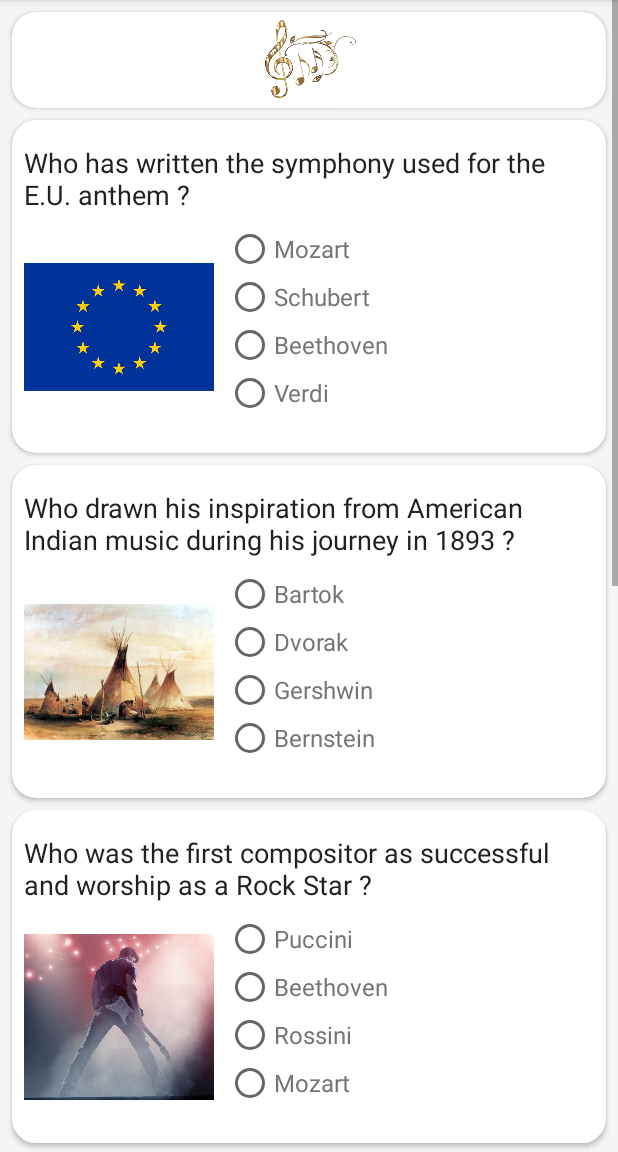
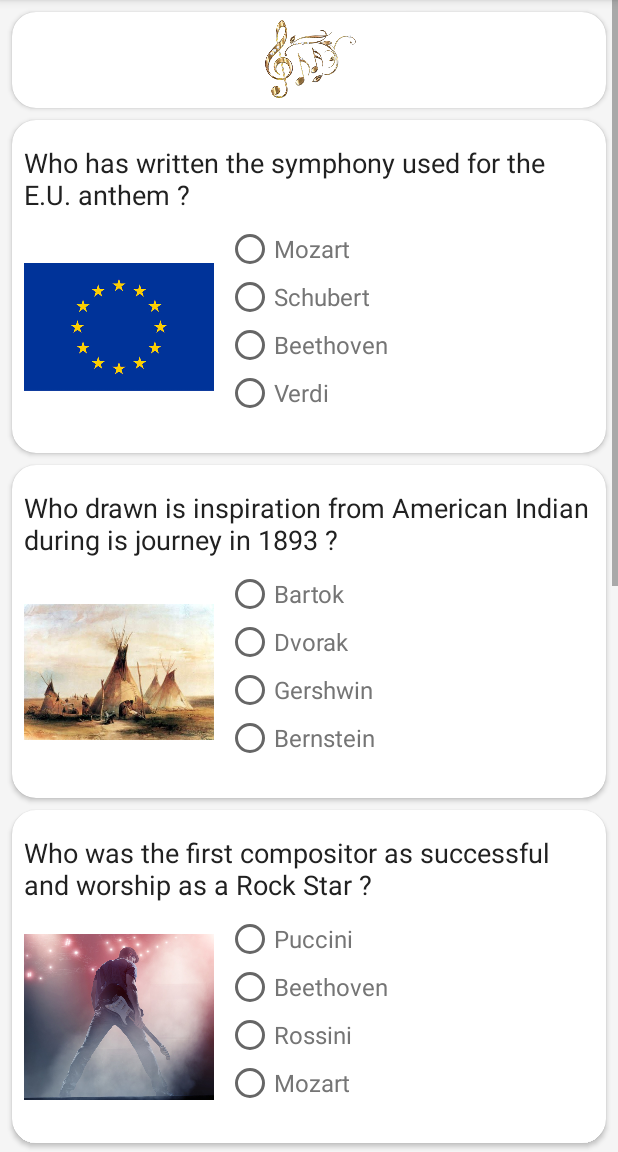
Before and after one commit to Oops109/classicalMusicQuiz, an Android app: the MainActivity screen opened directly, with no data from a screen before it, on a phone screen of 412 x 824 dp, the part 84-1236 px from its top. Run offline under Robolectric (Android 15) with nearby library versions, the phone set to English and light mode, and no system bars.

Commit message:
french translation

```diff
--- a/app/src/main/java/com/example/android/classicmusicquiz/MainActivity.java
+++ b/app/src/main/java/com/example/android/classicmusicquiz/MainActivity.java
@@ -63,11 +63,11 @@ public class MainActivity extends AppCompatActivity {
                 builder.setMessage(message);
 
 
-                // Button in AlertDialog to finish, try again or show goods answers
+                // Button in AlertDialog to finish, try again or show good answers
                 builder.setPositiveButton(R.string.finish_button_text,
                         new DialogInterface.OnClickListener() {
                             public void onClick(DialogInterface dialog, int which) {
-                                // Write your code here to execute after dialog
+                                // finish MainActivity
                                 Intent intent = new Intent();
                                 setResult(RESULT_OK, intent);
                                 finish();
@@ -84,8 +84,8 @@ public class MainActivity extends AppCompatActivity {
                 builder.setNeutralButton(R.string.try_again_button_text,
                         new DialogInterface.OnClickListener() {
                             public void onClick(DialogInterface dialog, int which) {
-                                // re start the quiz
-                                setContentView(R.layout.activity_main);
+                                // re start the quiz without cancelling answers
+                                dialog.cancel();
                             }
                         });
                 // create and show the alert dialog
@@ -197,5 +197,6 @@ public class MainActivity extends AppCompatActivity {
         questionThreeCorrectAnswer.setTextColor(getResources().getColor(R.color.correctAnswers));
         questionFourCorrectAnswer.setTextColor(getResources().getColor(R.color.correctAnswers));
         questionFiveCorrectAnswer.setTextColor(getResources().getColor(R.color.correctAnswers));
+        questionSixCorrectAnswer.setTextColor(getResources().getColor(R.color.correctAnswers));
     }
 }
--- a/app/src/main/java/com/example/android/classicmusicquiz/StartActivity.java
+++ b/app/src/main/java/com/example/android/classicmusicquiz/StartActivity.java
@@ -34,6 +34,7 @@ public class StartActivity extends AppCompatActivity {
                             MainActivity.class));
                     myIntent.putExtra("userName", userName);
                     startActivityForResult(myIntent, 0);
+                    finish();
                 }
 
 
--- a/app/src/main/res/values/strings.xml
+++ b/app/src/main/res/values/strings.xml
@@ -1,37 +1,36 @@
 <resources>
     <string name="app_name">classic Music Quiz</string>
     <string name="question_1">Who has written the symphony used for the E.U. anthem ?</string>
-    <string name="question_1_answer_1">Mozart</string>
-    <string name="question_1_answer_2">Schubert</string>
-    <string name="question_1_answer_3">Beethoven</string>
-    <string name="question_1_answer_4">Verdi</string>
-    <string name="question_2">Who drawn his inspiration from American
-            Indian music during his journey in 1893 ?</string>
-    <string name="question_2_answer_1">Bartok</string>
-    <string name="question_2_answer_2">Dvorak</string>
-    <string name="question_2_answer_3">Gershwin</string>
-    <string name="question_2_answer_4">Bernstein</string>
+    <string name="question_1_answer_1" translatable="false">Mozart</string>
+    <string name="question_1_answer_2" translatable="false">Schubert</string>
+    <string name="question_1_answer_3" translatable="false">Beethoven</string>
+    <string name="question_1_answer_4" translatable="false">Verdi</string>
+    <string name="question_2">Who drawn is inspiration from American Indian during is journey in 1893 ?</string>
+    <string name="question_2_answer_1" translatable="false">Bartok</string>
+    <string name="question_2_answer_2" translatable="false">Dvorak</string>
+    <string name="question_2_answer_3" translatable="false">Gershwin</string>
+    <string name="question_2_answer_4" translatable="false">Bernstein</string>
     <string name="question_3">Who was the first compositor
             as successful and worship as a Rock Star ?</string>
-    <string name="question_3_answer_1">Puccini</string>
-    <string name="question_3_answer_2">Beethoven</string>
-    <string name="question_3_answer_3">Rossini</string>
-    <string name="question_3_answer_4">Mozart</string>
+    <string name="question_3_answer_1" translatable="false">Puccini</string>
+    <string name="question_3_answer_2" translatable="false">Beethoven</string>
+    <string name="question_3_answer_3" translatable="false">Rossini</string>
+    <string name="question_3_answer_4" translatable="false">Mozart</string>
     <string name="question_4">Who wrote the largest number of Musical plays ?</string>
-    <string name="question_4_answer_1">Mozart</string>
-    <string name="question_4_answer_2">Bach</string>
-    <string name="question_4_answer_3">Schubert</string>
-    <string name="question_4_answer_4">Telemann</string>
+    <string name="question_4_answer_1" translatable="false">Mozart</string>
+    <string name="question_4_answer_2" translatable="false">Bach</string>
+    <string name="question_4_answer_3" translatable="false">Schubert</string>
+    <string name="question_4_answer_4" translatable="false">Telemann</string>
     <string name="question_5">Which one loves going fishing for trout ?</string>
-    <string name="question_5_answer_1">Strauss</string>
-    <string name="question_5_answer_2">Liszt</string>
-    <string name="question_5_answer_3">Schubert</string>
-    <string name="question_5_answer_4">Bach</string>
+    <string name="question_5_answer_1" translatable="false">Strauss</string>
+    <string name="question_5_answer_2" translatable="false">Liszt</string>
+    <string name="question_5_answer_3" translatable="false">Schubert</string>
+    <string name="question_5_answer_4" translatable="false">Bach</string>
     <string name="question_6">How many brothers and sisters Johan Sebastian Bach had ?</string>
-    <string name="question_6_answer_1">3</string>
-    <string name="question_6_answer_2">5</string>
-    <string name="question_6_answer_3">7</string>
-    <string name="question_6_answer_4">9</string>
+    <string name="question_6_answer_1" translatable="false">3</string>
+    <string name="question_6_answer_2" translatable="false">5</string>
+    <string name="question_6_answer_3" translatable="false">7</string>
+    <string name="question_6_answer_4" translatable="false">9</string>
 
     <string name="score_message_1">Good job! you have made</string>
     <string name="score_message_2">Sorry you have only made</string>
```
Also changed, not shown: 1 other file.
